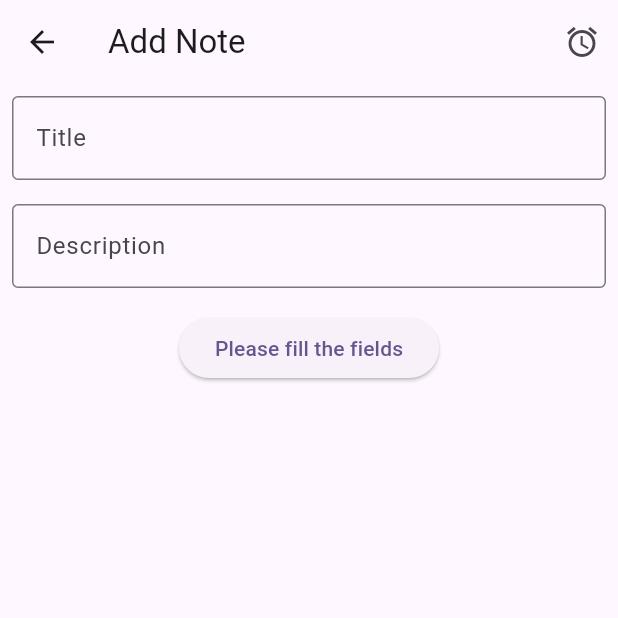
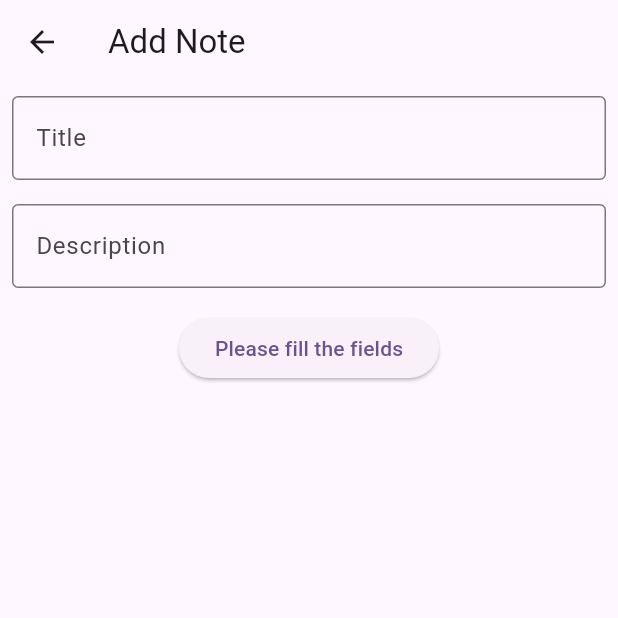
Before and after one commit to devkavin/todo_list_notes_management_v1, a Flutter app: the AddNotesPage screen opened directly with empty values, after a tap on "Please fill the fields", on a phone screen of 412 x 824 dp, the top half of it. Run offline on Flutter 3.47's test engine with Material 2 defaults, Android fonts, the light colour scheme and no system bars; our stand-ins replace sqflite; accounts and stored records are empty.

Commit message:
Bug fixes, modified Navigator.pop to use mounted check 	modified:   lib/screens/add_note_screen.dart 	modified:   lib/screens/update_note_screen.dart 	modified:   lib/widgets/buttons.dart

```diff
--- a/lib/screens/add_note_screen.dart
+++ b/lib/screens/add_note_screen.dart
@@ -56,13 +56,6 @@ class _AddNotesPageState extends State<AddNotesPage> {
     return Scaffold(
       appBar: AppBar(
         title: const Text('Add Note'),
-        actions: [
-          IconButton(
-              onPressed: () {
-                debugPrint(getTimeNow);
-              },
-              icon: const Icon(Icons.alarm)),
-        ],
       ),
       body: Column(
         children: [
@@ -92,7 +85,9 @@ class _AddNotesPageState extends State<AddNotesPage> {
                   } else {
                     await SQLHelper.createNote(title, description, getTimeNow);
                     widget.onChanged();
-                    Navigator.pop(context);
+                    if (mounted) {
+                      Navigator.pop(context);
+                    }
                   }
                 } catch (e) {
                   debugPrint(e.toString());
--- a/lib/screens/update_note_screen.dart
+++ b/lib/screens/update_note_screen.dart
@@ -197,7 +197,9 @@ class _EditNotesPageState extends State<EditNotesPage> {
                           );
                           widget.onChanged();
                           // pop to previous screen
-                          Navigator.of(context).pop();
+                          if (mounted) {
+                            Navigator.pop(context);
+                          }
                         }
                       } catch (e) {
                         debugPrint(e.toString());
--- a/lib/widgets/buttons.dart
+++ b/lib/widgets/buttons.dart
@@ -26,8 +26,8 @@ class DeleteIconButton extends StatelessWidget {
                 'Are you sure you want to delete this note? This action cannot be undone.'),
             actions: [
               TextButton(
-                onPressed: () async {
-                  await SQLHelper.deleteNote(note['id']);
+                onPressed: () {
+                  SQLHelper.deleteNote(note['id']);
                   onChanged();
                   // if on the edit page, pop the page to go back to the list page else just close the dialog
                   Navigator.of(context).popUntil((route) => route.isFirst);
```
